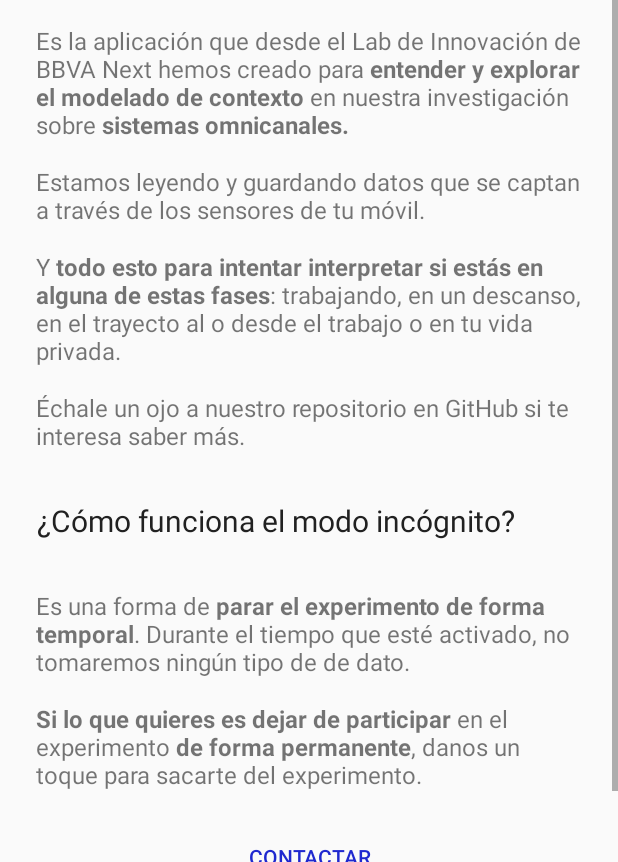
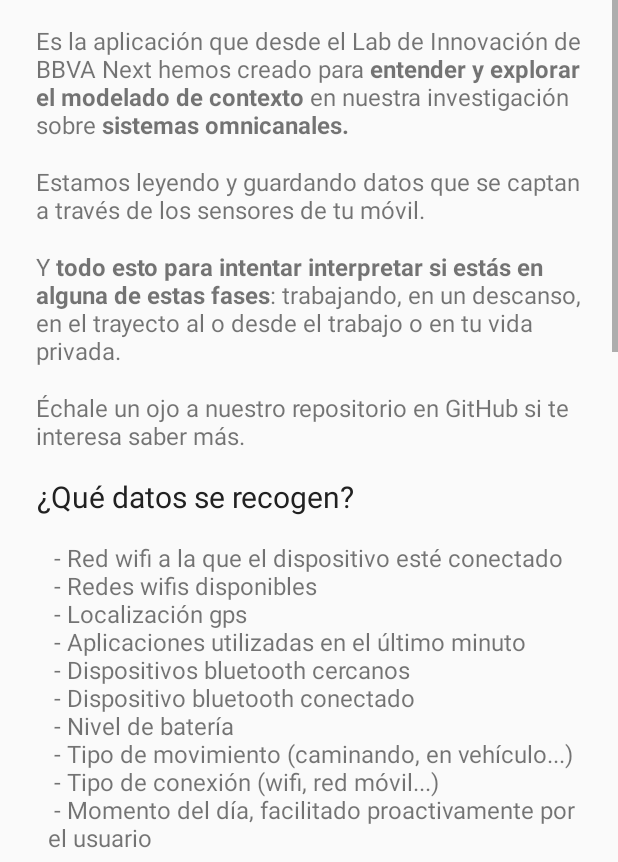
Before and after one commit to beeva/TEC_LAB-user_context_modeling, an Android app: the InfoActivity screen opened directly, with no data from a screen before it, on a phone screen of 412 x 824 dp, the part 374-1236 px from its top. Run offline under Robolectric (Android 15) with nearby library versions, the phone set to English and light mode, and no system bars.

Commit message:
Info activity

```diff
--- a/app/src/main/java/labs/next/argos/activities/InfoActivity.kt
+++ b/app/src/main/java/labs/next/argos/activities/InfoActivity.kt
@@ -10,6 +10,7 @@ import labs.next.argos.R
 import labs.next.argos.libs.Utils
 
 class InfoActivity : AppCompatActivity() {
+    private lateinit var utils: Utils
     private val prefix: String = "mailto:"
     private val email: String = "labs.next@bbva.com"
 
@@ -19,7 +20,22 @@ class InfoActivity : AppCompatActivity() {
         setContentView(R.layout.activity_info)
         setActionBar(secondary_toolbar)
 
+        utils = Utils(this)
+        inflateDataList()
+        inflateDeviceID()
         setListeners()
+    }
+
+    private fun inflateDataList() {
+        val entities = resources.getStringArray(R.array.info_data_entities)
+
+        var listText = ""
+        entities.forEach { listText += " - $it\n" }
+        data_list_container.text = listText
+    }
+
+    private fun inflateDeviceID() {
+        device_id_container.text = utils.deviceID
     }
 
     private fun setListeners() {
@@ -38,9 +54,7 @@ class InfoActivity : AppCompatActivity() {
         intent.type = "text/plain"
         intent.putExtra(Intent.EXTRA_EMAIL, arrayOf(email))
 
-
-        val deviceID = Utils(this).deviceID
-        val subject = "ArgosApp - User question (ID: $deviceID)"
+        val subject = "ArgosApp - User question (ID: $utils.deviceID)"
         intent.putExtra(Intent.EXTRA_SUBJECT, subject)
 
         val title = resources.getString(R.string.info_contact_dialog)
--- a/app/src/main/res/color/switch_button_tint.xml
+++ b/app/src/main/res/color/switch_button_tint.xml
@@ -1,6 +1,6 @@
 <?xml version="1.0" encoding="utf-8"?>
 <selector xmlns:android="http://schemas.android.com/apk/res/android">
     <item android:state_checked="true" android:color="@color/colorPrimary"></item>
-    <item android:state_enabled="false" android:color="@color/colorDarkGrey" android:alpha="0.6"></item>
-    <item android:color="@color/colorDarkGrey"></item>
+    <item android:state_enabled="false" android:color="@color/colorGrey" android:alpha="0.6"></item>
+    <item android:color="@color/colorGrey"></item>
 </selector>
--- a/app/src/main/res/color/switch_button_track.xml
+++ b/app/src/main/res/color/switch_button_track.xml
@@ -1,6 +1,6 @@
 <?xml version="1.0" encoding="utf-8"?>
 <selector xmlns:android="http://schemas.android.com/apk/res/android">
     <item android:state_checked="true" android:color="@color/colorSecondary" ></item>
-    <item android:state_enabled="false"  android:color="@color/colorGrey" android:alpha="0.6"></item>
-    <item android:color="@color/colorGrey" ></item>
+    <item android:state_enabled="false"  android:color="@color/colorLightGrey" android:alpha="0.6"></item>
+    <item android:color="@color/colorLightGrey" ></item>
 </selector>
--- a/app/src/main/res/drawable-mdpi/bg_link_button.xml
+++ b/app/src/main/res/drawable-mdpi/bg_link_button.xml
@@ -3,7 +3,7 @@
     <item android:state_pressed="true">
         <shape xmlns:android="http://schemas.android.com/apk/res/android"
             android:shape="rectangle" >
-            <solid android:color="@color/colorGrey" />
+            <solid android:color="@color/colorLightGrey" />
             <corners android:radius="18dp" />
         </shape>
     </item>
--- a/app/src/main/res/drawable-mdpi/bg_rounded_btn_secondary.xml
+++ b/app/src/main/res/drawable-mdpi/bg_rounded_btn_secondary.xml
@@ -11,7 +11,7 @@
     <item android:state_focused="true">
         <shape xmlns:android="http://schemas.android.com/apk/res/android"
             android:shape="rectangle" >
-            <solid android:color="@color/colorGrey" />
+            <solid android:color="@color/colorLightGrey" />
             <corners android:radius="18dp" />
             <stroke android:width="1dp" android:color="@color/colorAccent" />
         </shape>
--- /dev/null
+++ b/app/src/main/res/drawable/bg_text_span.xml
@@ -0,0 +1,10 @@
+<?xml version="1.0" encoding="utf-8"?>
+<selector xmlns:android="http://schemas.android.com/apk/res/android">
+    <item>
+        <shape xmlns:android="http://schemas.android.com/apk/res/android"
+            android:shape="rectangle" >
+            <solid android:color="@color/colorDarkGrey" />
+            <corners android:radius="6dp" />
+        </shape>
+    </item>
+</selector>
--- a/app/src/main/res/layout/activity_info.xml
+++ b/app/src/main/res/layout/activity_info.xml
@@ -74,6 +74,52 @@
                 android:layout_width="wrap_content"
                 android:layout_height="wrap_content"
                 android:text="@string/info_title2"
+                android:layout_marginVertical="8dp"
+                android:layout_marginHorizontal="24dp"
+                android:textSize="20dp"
+                android:textFontWeight="600"
+                android:textAlignment="center"
+                android:textColor="@color/colorDark"/>
+
+            <TextView
+                android:id="@+id/data_list_container"
+                android:layout_width="match_parent"
+                android:layout_height="wrap_content"
+                android:layout_marginVertical="8dp"
+                android:layout_marginLeft="32dp"
+                android:layout_marginRight="24dp"
+                android:textSize="16dp"/>
+
+            <TextView
+                android:layout_width="match_parent"
+                android:layout_height="wrap_content"
+                android:layout_marginBottom="8dp"
+                android:layout_marginHorizontal="24dp"
+                android:text="@string/info_device_id_label"
+                android:textSize="16dp"/>
+
+            <TextView
+                android:id="@+id/device_id_container"
+                android:layout_width="match_parent"
+                android:layout_height="wrap_content"
+                android:layout_marginVertical="8dp"
+                android:layout_marginHorizontal="24dp"
+                android:padding="8dp"
+                android:textSize="16dp"
+                style="@style/AppTheme.TextSpan"/>
+
+            <TextView
+                android:layout_width="match_parent"
+                android:layout_height="wrap_content"
+                android:text="@string/info_paragraph5"
+                android:layout_marginVertical="8dp"
+                android:layout_marginHorizontal="24dp"
+                android:textSize="16dp"/>
+
+            <TextView
+                android:layout_width="wrap_content"
+                android:layout_height="wrap_content"
+                android:text="@string/info_title3"
                 android:layout_marginVertical="24dp"
                 android:layout_marginHorizontal="24dp"
                 android:textSize="20dp"
@@ -84,7 +130,7 @@
             <TextView
                 android:layout_width="match_parent"
                 android:layout_height="wrap_content"
-                android:text="@string/info_paragraph5"
+                android:text="@string/info_paragraph6"
                 android:layout_marginVertical="8dp"
                 android:layout_marginHorizontal="24dp"
                 android:textSize="16dp"/>
@@ -92,7 +138,15 @@
             <TextView
                 android:layout_width="match_parent"
                 android:layout_height="wrap_content"
-                android:text="@string/info_paragraph6"
+                android:text="@string/info_paragraph7"
+                android:layout_marginVertical="8dp"
+                android:layout_marginHorizontal="24dp"
+                android:textSize="16dp"/>
+
+            <TextView
+                android:layout_width="match_parent"
+                android:layout_height="wrap_content"
+                android:text="@string/info_paragraph8"
                 android:layout_marginVertical="8dp"
                 android:layout_marginHorizontal="24dp"
                 android:textSize="16dp"/>
--- a/app/src/main/res/values/colors.xml
+++ b/app/src/main/res/values/colors.xml
@@ -7,8 +7,9 @@
     <color name="colorDark">#212121</color>
     <color name="colorLight">#FAFAFA</color>
     <color name="colorDarkLight">#dde3e9</color>
-    <color name="colorGrey">#B4B4B4</color>
-    <color name="colorDarkGrey">#A3A3A3</color>
+    <color name="colorLightGrey">#B4B4B4</color>
+    <color name="colorGrey">#A3A3A3</color>
+    <color name="colorDarkGrey">#e9e6e6</color>
     <color name="colorFlat">#c1dee2</color>
 
     <color name="background">@color/colorLight</color>
--- a/app/src/main/res/values/strings.xml
+++ b/app/src/main/res/values/strings.xml
@@ -36,9 +36,25 @@
     <string name="info_paragraph2">Estamos leyendo y guardando datos que se captan a través de los sensores de tu móvil. </string>
     <string name="info_paragraph3">Y <b>todo esto para intentar interpretar si estás en alguna de estas fases</b>: trabajando, en un descanso, en el trayecto al o desde el trabajo o en tu vida privada. </string>
     <string name="info_paragraph4">Échale un ojo a nuestro repositorio en GitHub si te interesa saber más.</string>
-    <string name="info_title2">¿Cómo funciona el modo incógnito?</string>
-    <string name="info_paragraph5">Es una forma de <b>parar el experimento de forma temporal</b>. Durante el tiempo que esté activado, no tomaremos ningún tipo de de dato.</string>
-    <string name="info_paragraph6"><b>Si lo que quieres es dejar de participar</b> en el experimento <b>de forma permanente</b>, danos un toque para sacarte del experimento.</string>
+    <string name="info_title2">¿Qué datos se recogen?</string>
+    <string-array name="info_data_entities">
+        <item>Red wifi a la que el dispositivo esté conectado</item>
+        <item>Redes wifis disponibles</item>
+        <item>Localización gps</item>
+        <item>Aplicaciones utilizadas en el último minuto</item>
+        <item>Dispositivos bluetooth cercanos</item>
+        <item>Dispositivo bluetooth conectado</item>
+        <item>Nivel de batería</item>
+        <item>Tipo de movimiento (caminando, en vehículo...)</item>
+        <item>Tipo de conexión (wifi, red móvil...)</item>
+        <item>Momento del día, facilitado proactivamente por el usuario</item>
+    </string-array>
+    <string name="info_device_id_label">Nº identificador asignado:</string>
+    <string name="info_paragraph5">Todos estos datos se asociarán a un identificador único y universal (UUID) para tu dispositivo, por lo que en ningún momento almacenaremos ningún dato que de forma directa pueda relacionar los datos con una persona concreta.</string>
+    <string name="info_title3">¿Cómo funciona el modo incógnito?</string>
+    <string name="info_paragraph6">Es una forma de <b>parar el experimento de forma temporal</b>. Durante el tiempo que esté activado, no tomaremos ningún tipo de de dato.</string>
+    <string name="info_paragraph7"><b>Si lo que quieres es dejar de participar</b> en el experimento <b>de forma permanente</b>, danos un toque para sacarte del experimento.</string>
+    <string name="info_paragraph8">Necesitaremos que nos facilites tu identificador único para poder borrar tus datos en caso de que lo solicites.</string>
     <string name="info_contact_button">Contactar</string>
     <string name="info_contact_dialog">Envíanos un correo</string>
 </resources>
--- a/app/src/main/res/values/styles.xml
+++ b/app/src/main/res/values/styles.xml
@@ -13,6 +13,10 @@
         <item name="android:statusBarColor">@color/statusBar</item>
         <item name="android:windowLightStatusBar">true</item>
         <item name="android:background">@color/background</item>
+    </style>
+
+    <style name="AppTheme.TextSpan" parent="Widget.AppCompat.TextView">
+        <item name="android:background">@drawable/bg_text_span</item>
     </style>
 
     <style name="AppTheme.RoundedButton" parent="Widget.AppCompat.Button.Colored">
```
